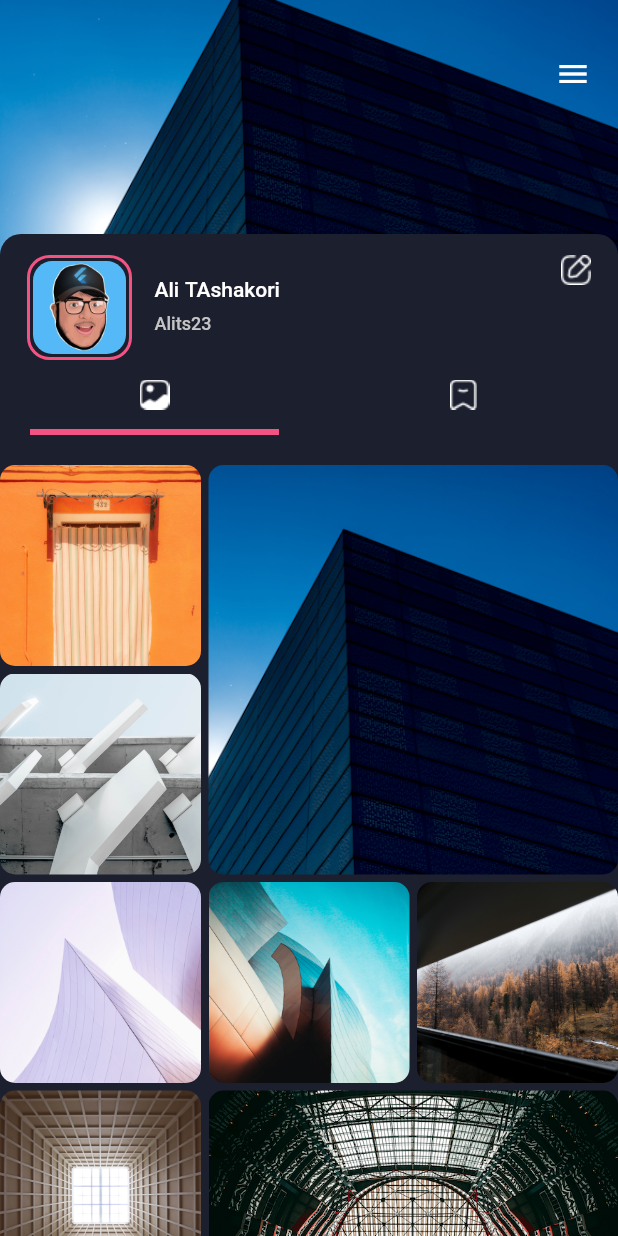
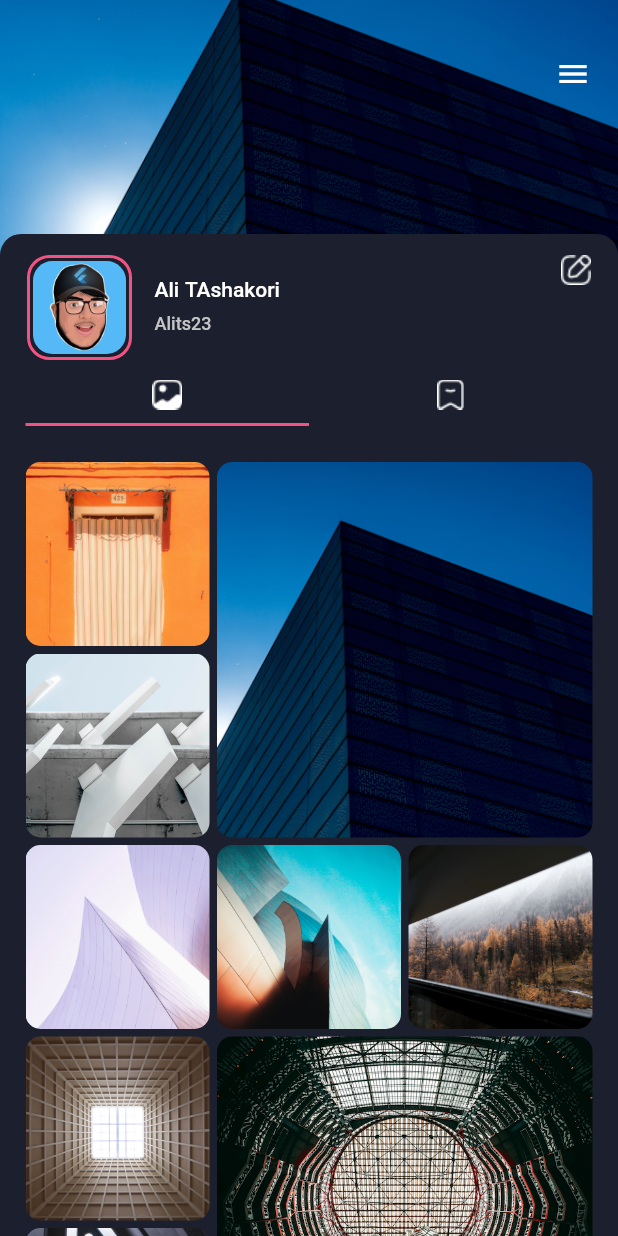
Before and after one commit to Alits23/instagram_clone, a Flutter app: the screen it shows after launch, on a phone screen of 412 x 824 dp. Run offline on Flutter 3.47's test engine with Material 2 defaults, Android fonts, the phone set to English and light mode, and no system bars; our stand-ins replace dotted_border.

Commit message:
edit padding of grid

```diff
--- a/lib/screens/user_profile_page.dart
+++ b/lib/screens/user_profile_page.dart
@@ -54,8 +54,8 @@ class UserProfilePage extends StatelessWidget {
                   delegate: TabBarviewDelegate(
                     TabBar(
                       indicatorColor: pinkColorIcon,
-                      indicatorWeight: 4,
-                      indicatorPadding: EdgeInsets.symmetric(horizontal: 20),
+                      indicatorWeight: 2,
+                      indicatorPadding: EdgeInsets.only(bottom: 4),
                       tabs: [
                         Tab(
                           icon: Image.asset('images/icon_tab_posts.png'),
@@ -69,7 +69,9 @@ class UserProfilePage extends StatelessWidget {
                 ),
               ];
             },
-            body: TabBarView(
+            body: Padding(
+              padding: const EdgeInsets.symmetric(horizontal: 17),
+              child: TabBarView(
                 children: [
                   CustomScrollView(
                     slivers: [
@@ -86,8 +88,9 @@ class UserProfilePage extends StatelessWidget {
                                 ),
                               ),
                               child: ClipRRect(
-                              borderRadius:
-                                  BorderRadius.all(Radius.circular(10)),
+                                borderRadius: BorderRadius.all(
+                                  Radius.circular(10),
+                                ),
                                 child: FittedBox(
                                   fit: BoxFit.cover,
                                   child: Image.asset('images/item$index.png'),
@@ -117,6 +120,7 @@ class UserProfilePage extends StatelessWidget {
                     color: pinkColorIcon,
                   ),
                 ],
+              ),
             ),
           ),
         ),
@@ -198,9 +202,12 @@ class TabBarviewDelegate extends SliverPersistentHeaderDelegate {
   @override
   Widget build(
       BuildContext context, double shrinkOffset, bool overlapsContent) {
-    return Container(
+    return Padding(
+      padding: const EdgeInsets.symmetric(horizontal: 17),
+      child: Container(
         color: backgroundColor1,
         child: _tabBar,
+      ),
     );
   }
 
```
Lines whose indentation alone changed are shown as unchanged.
